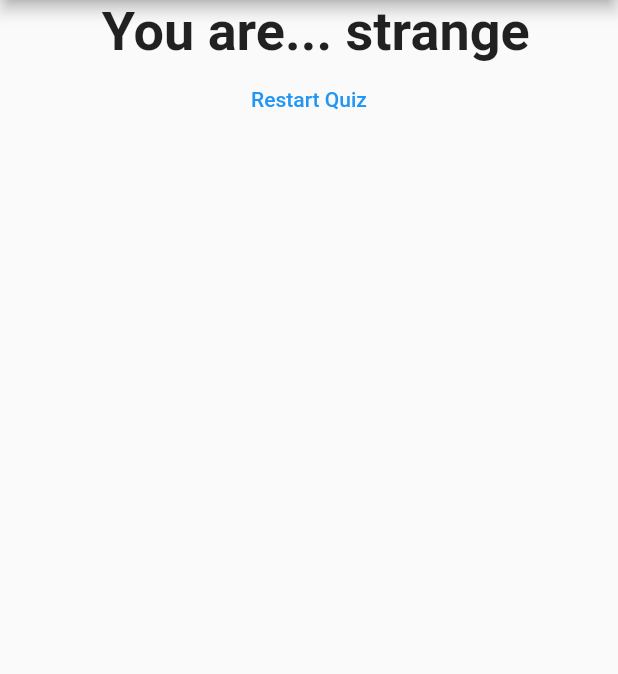
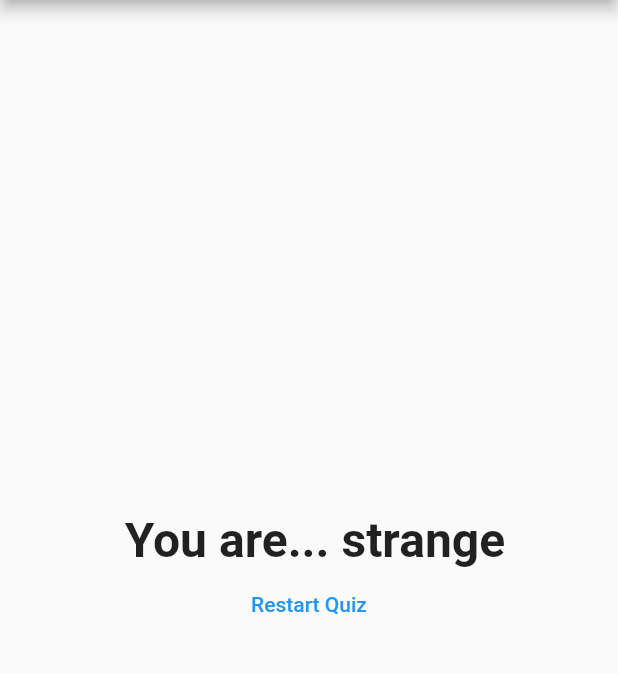
Before and after one commit to SantamariaRamosJ/flutter_project, a Flutter app: the screen it shows after launch, after a tap on "Louis Amstrong", after a tap on "3.14159", after a tap on "Henry Ford", on a phone screen of 412 x 824 dp, the part 84-758 px from its top. Run offline on Flutter 3.47's test engine with Material 2 defaults, Android fonts, the phone set to English and light mode, and no system bars.

Commit message:
new design

```diff
--- a/lib/answer.dart
+++ b/lib/answer.dart
@@ -10,7 +10,13 @@ class Answer extends StatelessWidget {
   Widget build(BuildContext context) {
     return Container(
       width: double.infinity,
-      child: ElevatedButton(child: Text(answerText), onPressed: selectHandler),
+      padding: EdgeInsets.all(30),
+      child: ElevatedButton(
+        child: Text(answerText),
+        onPressed: selectHandler,
+        style: ButtonStyle(
+            backgroundColor: MaterialStateProperty.all<Color>(Colors.blue)),
+      ),
     );
   }
 }
--- a/lib/question.dart
+++ b/lib/question.dart
@@ -12,7 +12,7 @@ class Question extends StatelessWidget {
       margin: EdgeInsets.all(30),
       child: Text(
         questionText,
-        style: TextStyle(fontSize: 28),
+        style: TextStyle(fontSize: 28, color: Colors.blue[600]),
         textAlign: TextAlign.center,
       ),
     );
--- a/lib/result.dart
+++ b/lib/result.dart
@@ -25,10 +25,11 @@ class Result extends StatelessWidget {
   Widget build(BuildContext context) {
     return Center(
         child: Column(
+      mainAxisAlignment: MainAxisAlignment.center,
       children: <Widget>[
         Text(
           resultPhrase,
-          style: TextStyle(fontSize: 36, fontWeight: FontWeight.bold),
+          style: TextStyle(fontSize: 32, fontWeight: FontWeight.bold),
           textAlign: TextAlign.center,
         ),
         TextButton(
--- a/pubspec.yaml
+++ b/pubspec.yaml
@@ -45,8 +45,8 @@ flutter:
   uses-material-design: true
 
   # To add assets to your application, add an assets section, like this:
-  # assets:
-  #   - images/a_dot_burr.jpeg
+  assets:
+    - assets/images/
   #   - images/a_dot_ham.jpeg
 
   # An image asset can refer to one or more resolution-specific "variants", see
```
Also changed, not shown: logo/mipmap-mdpi/ic_launcher.png (added), logo/mipmap-xhdpi/ic_launcher.png (added), logo/mipmap-xxhdpi/ic_launcher.png (added), logo/mipmap-xxxhdpi/ic_launcher.png (added), 2 other files.
